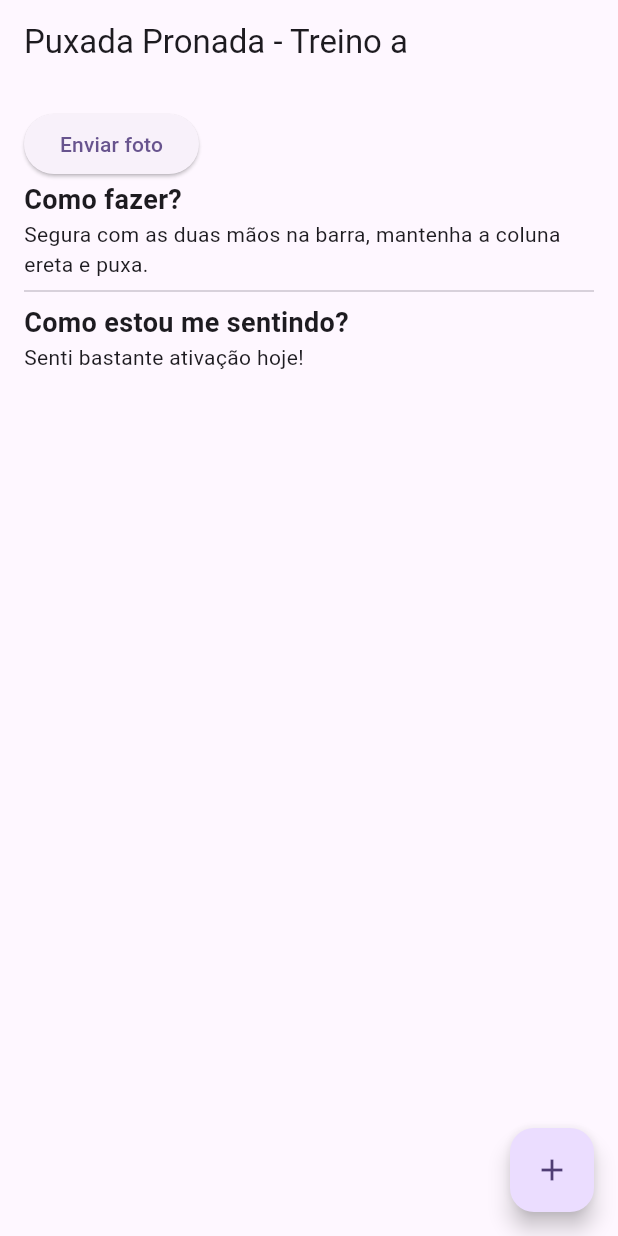
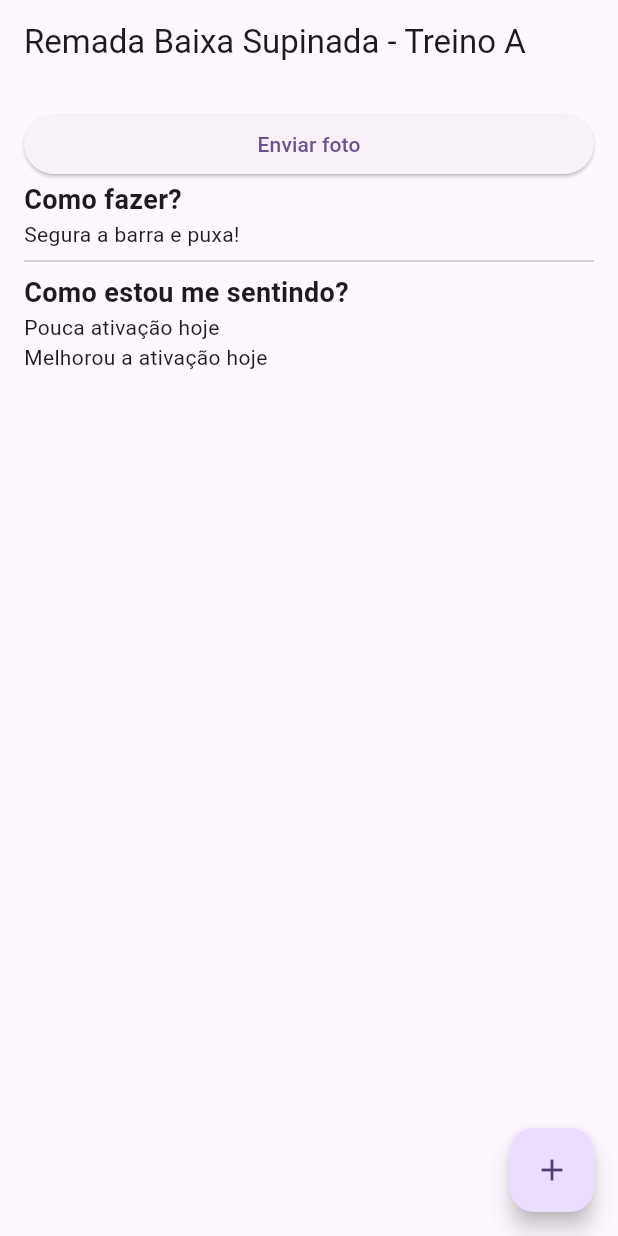
Before and after one commit to racalixta/flutter_gymapp, a Flutter app: the screen it shows after launch, on a phone screen of 412 x 824 dp. Run offline on Flutter 3.47's test engine with Material 2 defaults, Android fonts, the phone set to English and light mode, and no system bars.

Commit message:
conteudo da aula 10

```diff
--- a/lib/page/exercise_page.dart
+++ b/lib/page/exercise_page.dart
@@ -22,7 +22,7 @@ class ExercisePage extends StatelessWidget {
   Widget build(BuildContext context) {
     return Scaffold(
         appBar: AppBar(
-          title: const Text('Puxada Pronada - Treino a'),
+          title: Text('${exerciseModel.name} - ${exerciseModel.workout}'),
         ),
         floatingActionButton: FloatingActionButton(
           onPressed: () {
@@ -32,8 +32,7 @@ class ExercisePage extends StatelessWidget {
         ),
         body: Padding(
           padding: const EdgeInsets.all(16.0),
-          child: Column(
-            crossAxisAlignment: CrossAxisAlignment.start,
+          child: ListView(
             children: [
               ElevatedButton(
                 onPressed: () {},
@@ -46,8 +45,7 @@ class ExercisePage extends StatelessWidget {
                   fontSize: 18,
                 ),
               ),
-              const Text(
-                  'Segura com as duas mãos na barra, mantenha a coluna ereta e puxa.'),
+              Text(exerciseModel.howToMake),
               const Divider(),
               const Text(
                 'Como estou me sentindo?',
@@ -56,7 +54,13 @@ class ExercisePage extends StatelessWidget {
                   fontSize: 18,
                 ),
               ),
-              const Text("Senti bastante ativação hoje!"),
+              Column(
+                crossAxisAlignment: CrossAxisAlignment.start,
+                children: List.generate(listFeeling.length, (index) {
+                  FeelingModel feelingSelected = listFeeling[index];
+                  return Text(feelingSelected.feeling);
+                }),
+              ),
             ],
           ),
         ));
```
